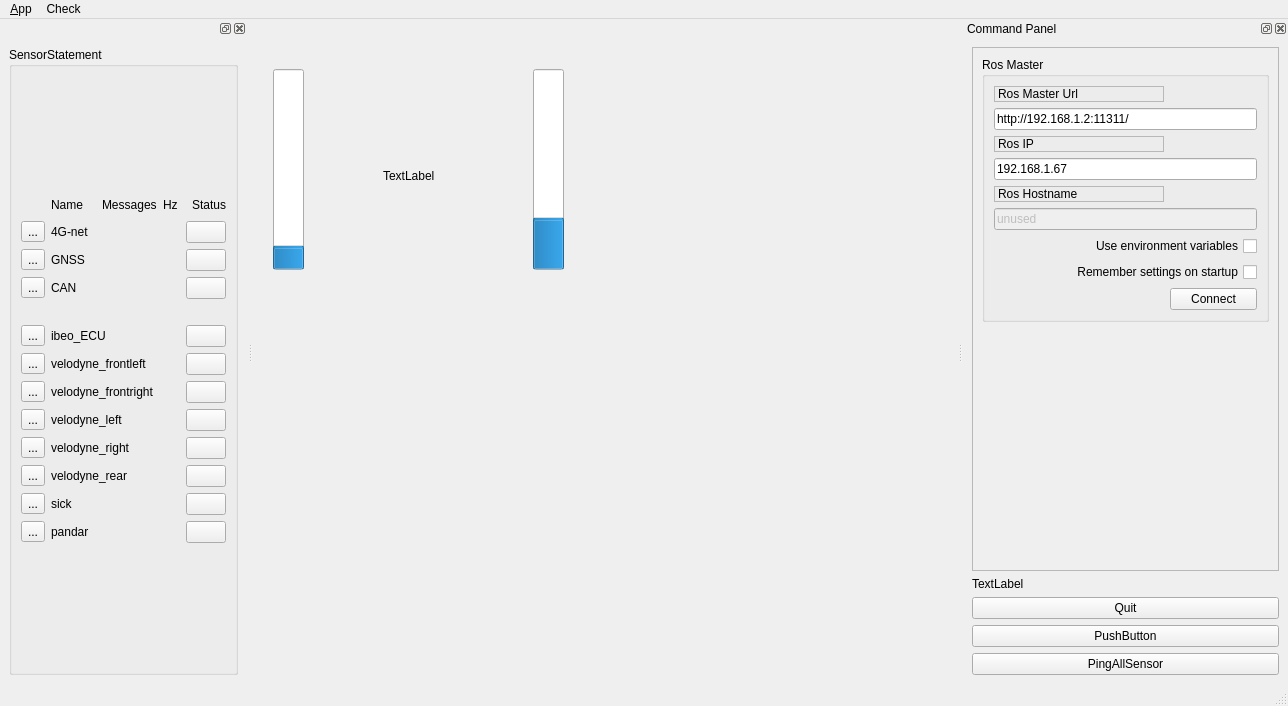
lycismail/Monitor_Toolkit, file ui/main_window.ui: the form before one commit.
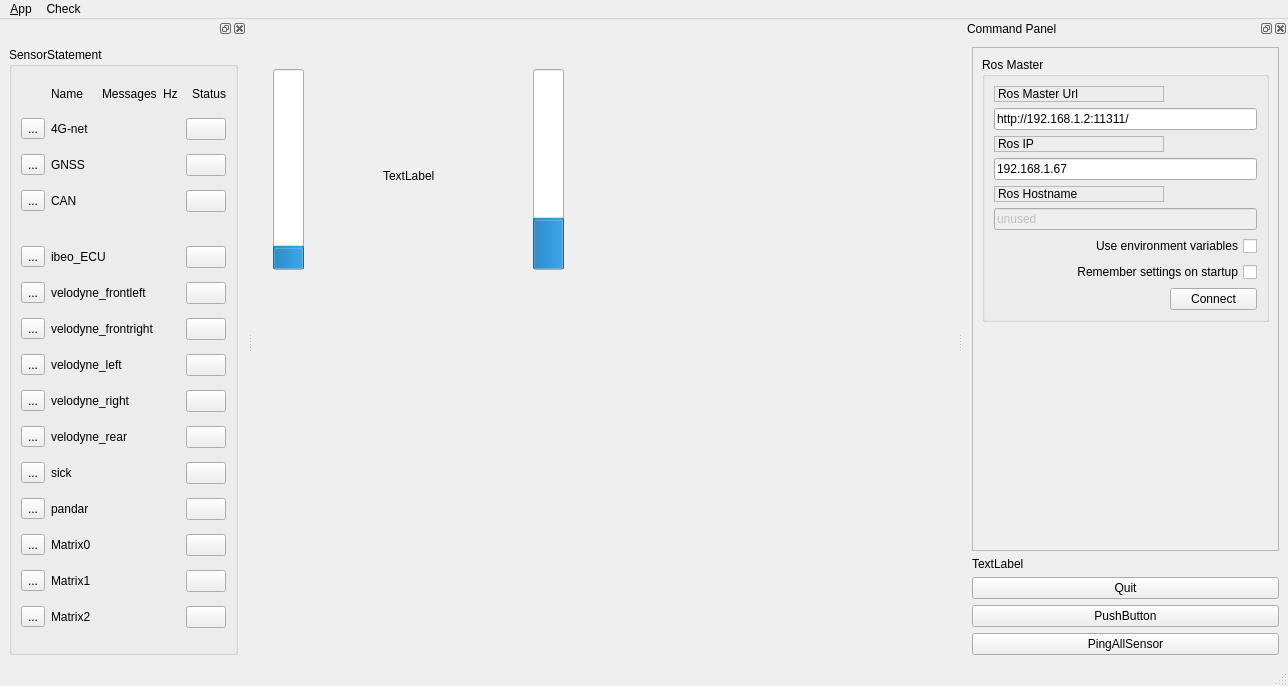
The form after the commit. Icons and pictures are not drawn.

Diff of the .ui file:
```diff
--- a/ui/main_window.ui
+++ b/ui/main_window.ui
@@ -7,7 +7,7 @@
     <x>0</x>
     <y>0</y>
     <width>1288</width>
-    <height>706</height>
+    <height>686</height>
    </rect>
   </property>
   <property name="windowTitle">
@@ -344,8 +344,6 @@
        </property>
        <layout class="QVBoxLayout" name="verticalLayout_2">
         <item>
-         <layout class="QVBoxLayout" name="verticalLayout_4">
-          <item>
            <layout class="QHBoxLayout" name="horizontalLayout" stretch="1,2,1,1,0">
             <item>
              <spacer name="horizontalSpacer_2">
@@ -948,6 +946,121 @@
              </widget>
             </item>
            </layout>
+        </item>
+        <item>
+         <layout class="QHBoxLayout" name="matrix0" stretch="1,2,1,1,0">
+          <item>
+           <widget class="QToolButton" name="toolButton_15">
+            <property name="text">
+             <string>...</string>
+            </property>
+           </widget>
+          </item>
+          <item>
+           <widget class="QLabel" name="matrix0_name">
+            <property name="text">
+             <string>Matrix0</string>
+            </property>
+           </widget>
+          </item>
+          <item>
+           <widget class="QLabel" name="matrix0_msg">
+            <property name="text">
+             <string/>
+            </property>
+           </widget>
+          </item>
+          <item>
+           <widget class="QLabel" name="matrix0_hz">
+            <property name="text">
+             <string/>
+            </property>
+           </widget>
+          </item>
+          <item>
+           <widget class="QPushButton" name="matrix0_status">
+            <property name="text">
+             <string/>
+            </property>
+           </widget>
+          </item>
+         </layout>
+        </item>
+        <item>
+         <layout class="QHBoxLayout" name="matrix1" stretch="1,2,1,1,0">
+          <item>
+           <widget class="QToolButton" name="toolButton_16">
+            <property name="text">
+             <string>...</string>
+            </property>
+           </widget>
+          </item>
+          <item>
+           <widget class="QLabel" name="matrix1_name">
+            <property name="text">
+             <string>Matrix1</string>
+            </property>
+           </widget>
+          </item>
+          <item>
+           <widget class="QLabel" name="matrix1_msg">
+            <property name="text">
+             <string/>
+            </property>
+           </widget>
+          </item>
+          <item>
+           <widget class="QLabel" name="matrix1_hz">
+            <property name="text">
+             <string/>
+            </property>
+           </widget>
+          </item>
+          <item>
+           <widget class="QPushButton" name="matrix1_status">
+            <property name="text">
+             <string/>
+            </property>
+           </widget>
+          </item>
+         </layout>
+        </item>
+        <item>
+         <layout class="QHBoxLayout" name="matrix2" stretch="1,2,1,1,0">
+          <item>
+           <widget class="QToolButton" name="toolButton_17">
+            <property name="text">
+             <string>...</string>
+            </property>
+           </widget>
+          </item>
+          <item>
+           <widget class="QLabel" name="matrix2_name">
+            <property name="text">
+             <string>Matrix2</string>
+            </property>
+           </widget>
+          </item>
+          <item>
+           <widget class="QLabel" name="matrix2_msg">
+            <property name="text">
+             <string/>
+            </property>
+           </widget>
+          </item>
+          <item>
+           <widget class="QLabel" name="matrix2_hz">
+            <property name="text">
+             <string/>
+            </property>
+           </widget>
+          </item>
+          <item>
+           <widget class="QPushButton" name="matrix2_status">
+            <property name="text">
+             <string/>
+            </property>
+           </widget>
           </item>
          </layout>
         </item>
```
Lines whose indentation alone changed are shown as unchanged.
